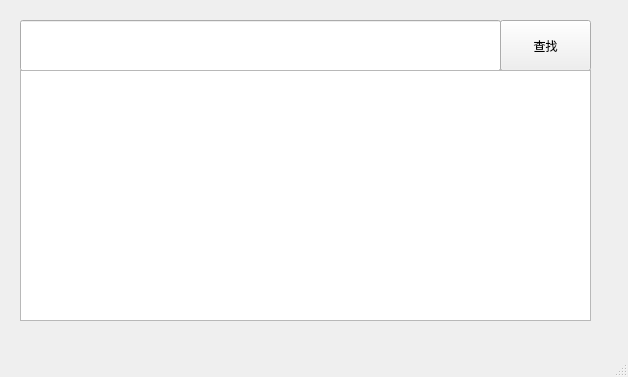
This is addnewtalk.ui in haokss/MeowTalk as Qt 5 draws it before an edit. The edited form follows.
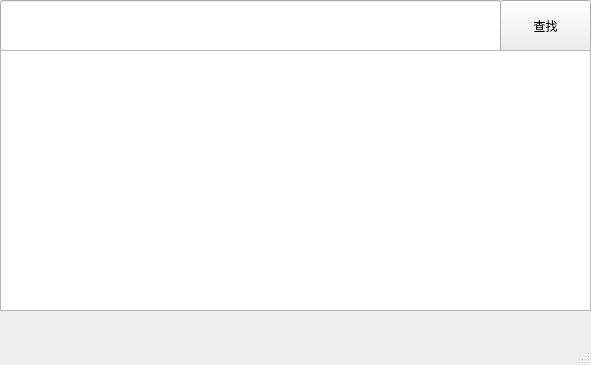
This is the edited form.

The edit to the form file:
```diff
--- a/addnewtalk.ui
+++ b/addnewtalk.ui
@@ -6,27 +6,30 @@
    <rect>
     <x>0</x>
     <y>0</y>
-    <width>628</width>
-    <height>377</height>
+    <width>591</width>
+    <height>365</height>
    </rect>
   </property>
   <property name="windowTitle">
    <string>MainWindow</string>
   </property>
+  <property name="tabShape">
+   <enum>QTabWidget::Rounded</enum>
+  </property>
   <widget class="QWidget" name="centralwidget">
    <widget class="QWidget" name="widget" native="true">
     <property name="geometry">
      <rect>
-      <x>10</x>
-      <y>20</y>
-      <width>601</width>
-      <height>301</height>
+      <x>-10</x>
+      <y>0</y>
+      <width>631</width>
+      <height>361</height>
      </rect>
     </property>
     <widget class="QPushButton" name="pushButton">
      <property name="geometry">
       <rect>
-       <x>490</x>
+       <x>510</x>
        <y>0</y>
        <width>91</width>
        <height>51</height>
@@ -41,7 +44,7 @@
       <rect>
        <x>10</x>
        <y>0</y>
-       <width>481</width>
+       <width>501</width>
        <height>51</height>
       </rect>
      </property>
@@ -51,8 +54,8 @@
       <rect>
        <x>10</x>
        <y>50</y>
-       <width>571</width>
-       <height>251</height>
+       <width>591</width>
+       <height>261</height>
       </rect>
      </property>
     </widget>
```
Left out of the diff: 5 changed lines with no effect on the pictures.
